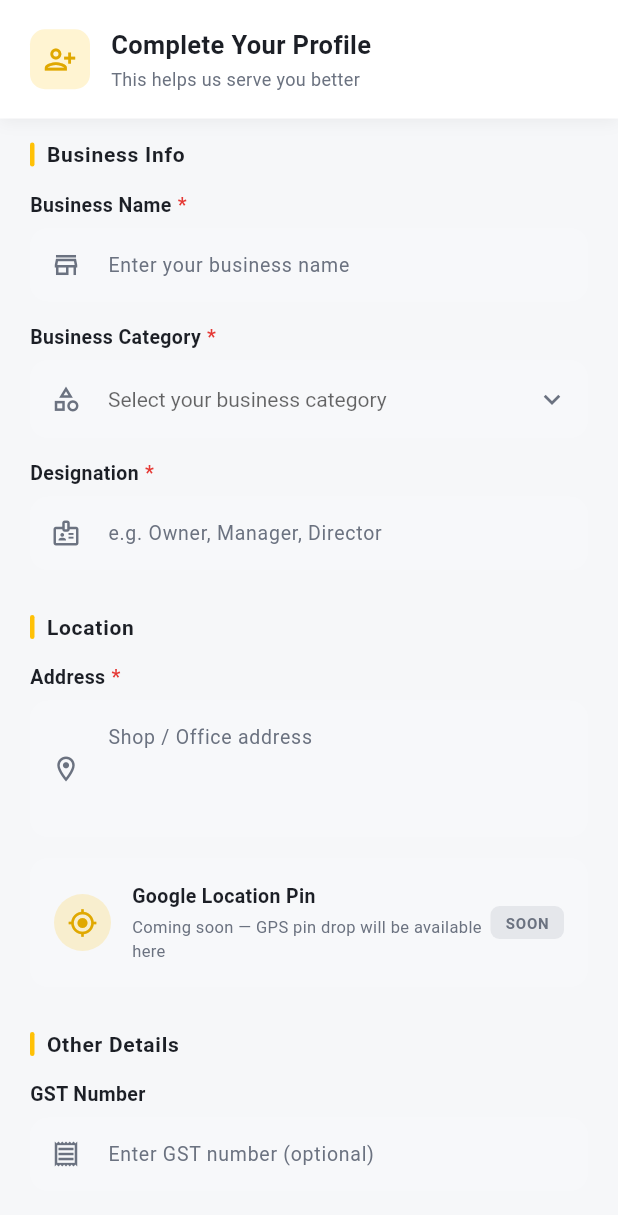
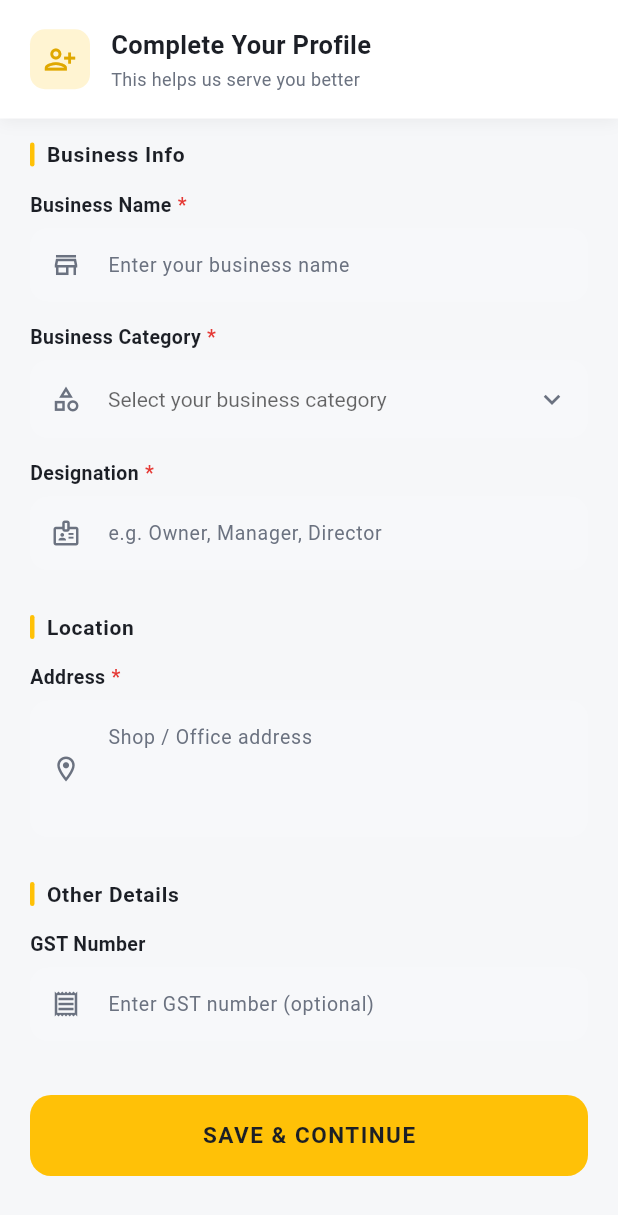
Before and after one commit to shaileshpatel008/SignageSurgeonFlutter, a Flutter app: the ProfileSetupScreen screen opened by its route, scrolled down 343 dp, on a phone screen of 412 x 824 dp. Shown: the top 1215 px of the screen. Run offline on Flutter 3.47's test engine with Material 3 defaults, Android fonts, the phone set to English and light mode, and no system bars; our stand-ins replace cloud_firestore, firebase_auth, firebase_core, firebase_messaging, firebase_storage, flutter_bloc and 8 more; missing offline and left inert: razorpay_flutter, video_compress; accounts and stored records are empty.

Commit message:
Hide the "Google Location Pin - Coming soon" row on profile setup
A "Coming soon" row with a SOON badge but no actual map/pin-drop behind
it read as a broken feature to users. Commented out the call site (not
removed) -- bring it back once GPS pin-drop is actually implemented.

Co-Authored-By: Claude Sonnet 5 <noreply@anthropic.com>
Claude-Session: https://claude.ai/code/session_01UCki78TAvbkusvfYgY8N5V

```diff
--- a/lib/features/auth/screens/profile_setup_screen.dart
+++ b/lib/features/auth/screens/profile_setup_screen.dart
@@ -216,8 +216,12 @@ class _ProfileSetupScreenState extends State<ProfileSetupScreen> {
                               ? 'Address is required'
                               : null,
                         ),
-                        const SizedBox(height: 14),
-                        _buildGoogleLocationPlaceholder(),
+                        // Hidden for now — a "Coming soon" row with no real
+                        // map/pin-drop behind it was confusing users (looked
+                        // like a broken feature). Not removed, just hidden;
+                        // bring back once GPS pin-drop is actually built.
+                        // const SizedBox(height: 14),
+                        // _buildGoogleLocationPlaceholder(),
 
                         const SizedBox(height: 28),
 
```
